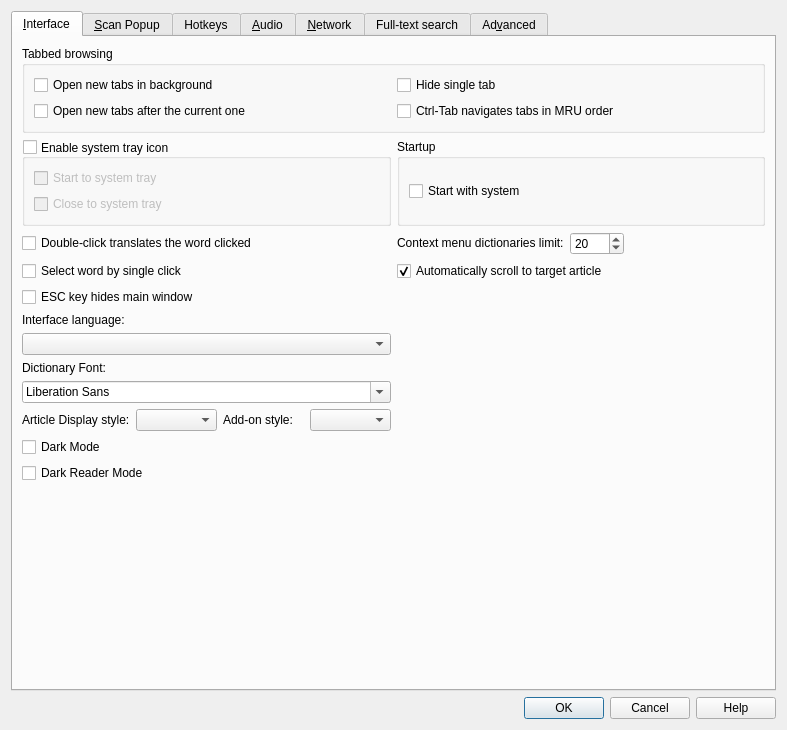
First picture: the form in src/ui/preferences.ui, repository xiaoyifang/goldendict-ng, before the edit.
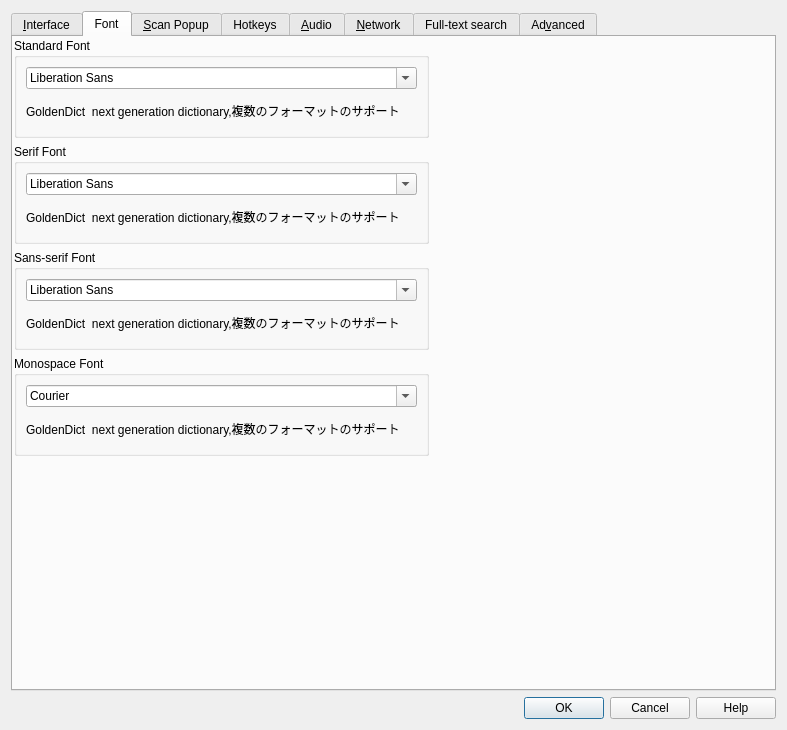
Second picture: the form after the edit. The open tabs and pages were chosen to show the change. Icons and pictures are not drawn. Custom widgets are drawn as their Qt base class.

Commit message:
feat: add separator tab to configure the font family for the web engine.
feat: custom fonts

feat: add custom font

i18n: update crowdin translation files

What changed in the file:
```diff
--- a/src/ui/preferences.ui
+++ b/src/ui/preferences.ui
@@ -176,6 +176,30 @@
          </item>
         </layout>
        </item>
+       <item row="7" column="0">
+        <layout class="QHBoxLayout" name="horizontalLayout_5">
+         <item>
+          <widget class="QLabel" name="label_9">
+           <property name="text">
+            <string>Article Display style:</string>
+           </property>
+          </widget>
+         </item>
+         <item>
+          <widget class="QComboBox" name="displayStyle"/>
+         </item>
+         <item>
+          <widget class="QLabel" name="addonStylesLabel">
+           <property name="text">
+            <string>Add-on style:</string>
+           </property>
+          </widget>
+         </item>
+         <item>
+          <widget class="StylesComboBox" name="addonStyles"/>
+         </item>
+        </layout>
+       </item>
        <item row="1" column="1">
         <widget class="QGroupBox" name="groupBox_2">
          <property name="title">
@@ -202,14 +226,21 @@
          </property>
         </widget>
        </item>
-       <item row="7" column="0">
-        <widget class="QLabel" name="label_21">
+       <item row="6" column="0">
+        <widget class="QComboBox" name="interfaceLanguage">
+         <property name="sizeAdjustPolicy">
+          <enum>QComboBox::AdjustToContents</enum>
+         </property>
+        </widget>
+       </item>
+       <item row="2" column="0">
+        <widget class="QCheckBox" name="doubleClickTranslates">
          <property name="text">
-          <string>Dictionary Font: </string>
+          <string>Double-click translates the word clicked</string>
          </property>
         </widget>
        </item>
-       <item row="20" column="0" colspan="2">
+       <item row="18" column="0" colspan="2">
         <spacer name="verticalSpacer">
          <property name="orientation">
           <enum>Qt::Vertical</enum>
@@ -222,7 +253,18 @@
          </property>
         </spacer>
        </item>
-       <item row="10" column="0" colspan="2">
+       <item row="4" column="0">
+        <widget class="QCheckBox" name="escKeyHidesMainWindow">
+         <property name="toolTip">
+          <string>Normally, pressing ESC key moves focus to the translation line.
+With this on however, it will hide the main window.</string>
+         </property>
+         <property name="text">
+          <string>ESC key hides main window</string>
+         </property>
+        </widget>
+       </item>
+       <item row="8" column="0" colspan="2">
         <layout class="QVBoxLayout" name="verticalLayout_16">
          <item>
           <widget class="QCheckBox" name="darkMode">
@@ -246,43 +288,6 @@
          </item>
         </layout>
        </item>
-       <item row="3" column="0">
-        <widget class="QCheckBox" name="selectBySingleClick">
-         <property name="toolTip">
-          <string>Turn this option on if you want to select words by single mouse click</string>
-         </property>
-         <property name="text">
-          <string>Select word by single click</string>
-         </property>
-        </widget>
-       </item>
-       <item row="6" column="0">
-        <widget class="QComboBox" name="interfaceLanguage">
-         <property name="sizeAdjustPolicy">
-          <enum>QComboBox::AdjustToContents</enum>
-         </property>
-        </widget>
-       </item>
-       <item row="8" column="0">
-        <widget class="QFontComboBox" name="fontFamilies">
-         <property name="sizePolicy">
-          <sizepolicy hsizetype="Preferred" vsizetype="Fixed">
-           <horstretch>0</horstretch>
-           <verstretch>0</verstretch>
-          </sizepolicy>
-         </property>
-         <property name="toolTip">
-          <string>set the fallback font family for dictionary</string>
-         </property>
-        </widget>
-       </item>
-       <item row="2" column="0">
-        <widget class="QCheckBox" name="doubleClickTranslates">
-         <property name="text">
-          <string>Double-click translates the word clicked</string>
-         </property>
-        </widget>
-       </item>
        <item row="0" column="0" colspan="2">
         <widget class="QGroupBox" name="groupBox">
          <property name="title">
@@ -336,32 +341,265 @@
          </layout>
         </widget>
        </item>
-       <item row="9" column="0">
-        <layout class="QHBoxLayout" name="horizontalLayout_5">
-         <item>
-          <widget class="QLabel" name="label_9">
-           <property name="text">
-            <string>Article Display style:</string>
-           </property>
-          </widget>
-         </item>
-         <item>
-          <widget class="QComboBox" name="displayStyle"/>
-         </item>
-         <item>
-          <widget class="QLabel" name="addonStylesLabel">
-           <property name="text">
-            <string>Add-on style:</string>
-           </property>
-          </widget>
-         </item>
-         <item>
-          <widget class="StylesComboBox" name="addonStyles"/>
-         </item>
-        </layout>
+       <item row="3" column="1">
+        <widget class="QCheckBox" name="autoScrollToTargetArticle">
+         <property name="toolTip">
+          <string>Normally, clicking on a link, double-clicking on a word or looking up
+selection in an article loads the translation and almost immediately
+scrolls to the article from the same dictionary. With this option off,
+however, the article from the topmost dictionary is shown.</string>
+         </property>
+         <property name="text">
+          <string>Automatically scroll to target article</string>
+         </property>
+         <property name="checked">
+          <bool>true</bool>
+         </property>
+        </widget>
+       </item>
+       <item row="1" column="0">
+        <widget class="QGroupBox" name="enableTrayIcon">
+         <property name="toolTip">
+          <string>When enabled, an icon appears in the system tray area which can be used
+to open main window and perform other tasks.</string>
+         </property>
+         <property name="title">
+          <string>Enable system tray icon</string>
+         </property>
+         <property name="alignment">
+          <set>Qt::AlignLeading|Qt::AlignLeft|Qt::AlignVCenter</set>
+         </property>
+         <property name="flat">
+          <bool>false</bool>
+         </property>
+         <property name="checkable">
+          <bool>true</bool>
+         </property>
+         <property name="checked">
+          <bool>false</bool>
+         </property>
+         <layout class="QVBoxLayout" name="verticalLayout">
+          <item>
+           <widget class="QCheckBox" name="startToTray">
+            <property name="toolTip">
+             <string>With this on, the application starts directly to system tray without showing
+its main window.</string>
+            </property>
+            <property name="text">
+             <string>Start to system tray</string>
+            </property>
+           </widget>
+          </item>
+          <item>
+           <widget class="QCheckBox" name="closeToTray">
+            <property name="toolTip">
+             <string>With this on, an attempt to close main window would hide it instead of closing
+the application.</string>
+            </property>
+            <property name="text">
+             <string>Close to system tray</string>
+            </property>
+           </widget>
+          </item>
+         </layout>
+        </widget>
        </item>
       </layout>
      </widget>
+     <widget class="QWidget" name="tab_font">
+      <property name="maximumSize">
+       <size>
+        <width>763</width>
+        <height>16777215</height>
+       </size>
+      </property>
+      <attribute name="icon">
+       <iconset resource="../../resources.qrc">
+        <normaloff>:/icons/font.svg</normaloff>:/icons/font.svg</iconset>
+      </attribute>
+      <attribute name="title">
+       <string>Font</string>
+      </attribute>
+      <widget class="QGroupBox" name="groupBox_5">
+       <property name="geometry">
+        <rect>
+         <x>1</x>
+         <y>1</y>
+         <width>415</width>
+         <height>100</height>
+        </rect>
+       </property>
+       <property name="sizePolicy">
+        <sizepolicy hsizetype="Preferred" vsizetype="Fixed">
+         <horstretch>0</horstretch>
+         <verstretch>0</verstretch>
+        </sizepolicy>
+       </property>
+       <property name="minimumSize">
+        <size>
+         <width>0</width>
+         <height>100</height>
+        </size>
+       </property>
+       <property name="title">
+        <string>Standard Font</string>
+       </property>
+       <layout class="QVBoxLayout" name="verticalLayout_24">
+        <item>
+         <widget class="QFontComboBox" name="font_standard">
+          <property name="sizePolicy">
+           <sizepolicy hsizetype="Preferred" vsizetype="Fixed">
+            <horstretch>0</horstretch>
+            <verstretch>0</verstretch>
+           </sizepolicy>
+          </property>
+         </widget>
+        </item>
+        <item>
+         <widget class="QLabel" name="text_standard">
+          <property name="text">
+           <string>GoldenDict  next generation dictionary,複数のフォーマットのサポート</string>
+          </property>
+         </widget>
+        </item>
+       </layout>
+      </widget>
+      <widget class="QGroupBox" name="groupBox_9">
+       <property name="geometry">
+        <rect>
+         <x>1</x>
+         <y>319</y>
+         <width>415</width>
+         <height>100</height>
+        </rect>
+       </property>
+       <property name="sizePolicy">
+        <sizepolicy hsizetype="Preferred" vsizetype="Fixed">
+         <horstretch>0</horstretch>
+         <verstretch>0</verstretch>
+        </sizepolicy>
+       </property>
+       <property name="minimumSize">
+        <size>
+         <width>0</width>
+         <height>100</height>
+        </size>
+       </property>
+       <property name="title">
+        <string>Monospace Font</string>
+       </property>
+       <layout class="QVBoxLayout" name="verticalLayout_20">
+        <item>
+         <widget class="QFontComboBox" name="font_monospace">
+          <property name="sizePolicy">
+           <sizepolicy hsizetype="Preferred" vsizetype="Fixed">
+            <horstretch>0</horstretch>
+            <verstretch>0</verstretch>
+           </sizepolicy>
+          </property>
+          <property name="fontFilters">
+           <set>QFontComboBox::MonospacedFonts</set>
+          </property>
+         </widget>
+        </item>
+        <item>
+         <widget class="QLabel" name="text_monospace">
+          <property name="text">
+           <string>GoldenDict  next generation dictionary,複数のフォーマットのサポート</string>
+          </property>
+         </widget>
+        </item>
+       </layout>
+      </widget>
+      <widget class="QGroupBox" name="groupBox_7">
+       <property name="geometry">
+        <rect>
+         <x>1</x>
+         <y>107</y>
+         <width>415</width>
+         <height>100</height>
+        </rect>
+       </property>
+       <property name="sizePolicy">
+        <sizepolicy hsizetype="Preferred" vsizetype="Fixed">
+         <horstretch>0</horstretch>
+         <verstretch>0</verstretch>
+        </sizepolicy>
+       </property>
+       <property name="minimumSize">
+        <size>
+         <width>0</width>
+         <height>100</height>
+        </size>
+       </property>
+       <property name="title">
+        <string>Serif Font</string>
+       </property>
+       <layout class="QVBoxLayout" name="verticalLayout_23">
+        <item>
+         <widget class="QFontComboBox" name="font_serif">
+          <property name="sizePolicy">
+           <sizepolicy hsizetype="Preferred" vsizetype="Fixed">
+            <horstretch>0</horstretch>
+            <verstretch>0</verstretch>
+           </sizepolicy>
+          </property>
+         </widget>
+        </item>
+        <item>
+         <widget class="QLabel" name="text_serif">
+          <property name="text">
+           <string>GoldenDict  next generation dictionary,複数のフォーマットのサポート</string>
+          </property>
+         </widget>
+        </item>
+       </layout>
+      </widget>
+      <widget class="QGroupBox" name="groupBox_8">
+       <property name="geometry">
+        <rect>
+         <x>1</x>
+         <y>213</y>
+         <width>415</width>
+         <height>100</height>
+        </rect>
+       </property>
+       <property name="sizePolicy">
+        <sizepolicy hsizetype="Preferred" vsizetype="Fixed">
+         <horstretch>0</horstretch>
+         <verstretch>0</verstretch>
+        </sizepolicy>
+       </property>
+       <property name="minimumSize">
+        <size>
+         <width>0</width>
+         <height>100</height>
+        </size>
+       </property>
+       <property name="title">
+        <string>Sans-serif Font</string>
+       </property>
+       <layout class="QVBoxLayout" name="verticalLayout_22">
+        <item>
+         <widget class="QFontComboBox" name="font_sans">
+          <property name="sizePolicy">
+           <sizepolicy hsizetype="Preferred" vsizetype="Fixed">
+            <horstretch>0</horstretch>
+            <verstretch>0</verstretch>
+           </sizepolicy>
+          </property>
+         </widget>
+        </item>
+        <item>
+         <widget class="QLabel" name="text_sans">
+          <property name="text">
+           <string>GoldenDict  next generation dictionary,複数のフォーマットのサポート</string>
+          </property>
+         </widget>
+        </item>
+       </layout>
+      </widget>
+     </widget>
      <widget class="QWidget" name="tab_popup">
       <attribute name="icon">
        <iconset resource="../../resources.qrc">
```
Left out of the diff: 72 changed lines with no effect on the pictures. The commit also changes 8 other files.
